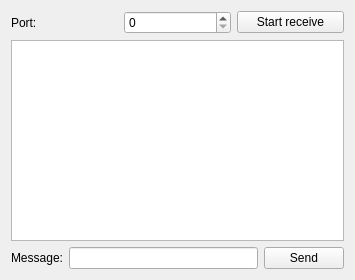
First picture: the form in UDPServer/widget.ui, repository Jam2356/App, before the edit.
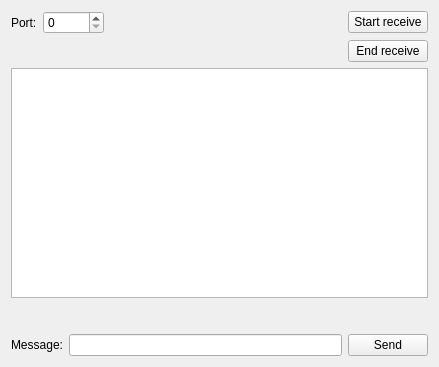
Second picture: the form after the edit.

```diff
--- a/UDPServer/widget.ui
+++ b/UDPServer/widget.ui
@@ -6,8 +6,8 @@
    <rect>
     <x>0</x>
     <y>0</y>
-    <width>355</width>
-    <height>280</height>
+    <width>439</width>
+    <height>367</height>
    </rect>
   </property>
   <property name="windowTitle">
@@ -15,31 +15,39 @@
   </property>
   <layout class="QGridLayout" name="gridLayout_2">
    <item row="0" column="0">
-    <layout class="QHBoxLayout" name="horizontalLayout">
-     <item>
       <widget class="QLabel" name="label">
        <property name="text">
         <string>Port:</string>
        </property>
       </widget>
      </item>
-     <item>
-      <widget class="QSpinBox" name="spinPort">
-       <property name="maximum">
-        <number>65000</number>
-       </property>
-      </widget>
-     </item>
-     <item>
-      <widget class="QPushButton" name="receive">
+   <item row="1" column="3">
+    <widget class="QPushButton" name="endReceive">
        <property name="text">
-        <string>Start receive</string>
+      <string>End receive</string>
        </property>
       </widget>
      </item>
-    </layout>
+   <item row="2" column="0" colspan="4">
+    <widget class="QListWidget" name="chat"/>
    </item>
-   <item row="2" column="0">
+   <item row="3" column="3">
+    <spacer name="verticalSpacer">
+     <property name="orientation">
+      <enum>Qt::Vertical</enum>
+     </property>
+     <property name="sizeType">
+      <enum>QSizePolicy::Fixed</enum>
+     </property>
+     <property name="sizeHint" stdset="0">
+      <size>
+       <width>10</width>
+       <height>30</height>
+      </size>
+     </property>
+    </spacer>
+   </item>
+   <item row="4" column="0" colspan="4">
     <layout class="QGridLayout" name="gridLayout">
      <item row="0" column="0">
       <widget class="QLabel" name="label_2">
@@ -60,8 +68,32 @@
      </item>
     </layout>
    </item>
-   <item row="1" column="0">
-    <widget class="QListWidget" name="chat"/>
+   <item row="0" column="3">
+    <widget class="QPushButton" name="receive">
+     <property name="text">
+      <string>Start receive</string>
+     </property>
+    </widget>
+   </item>
+   <item row="0" column="1">
+    <widget class="QSpinBox" name="spinPort">
+     <property name="maximum">
+      <number>65000</number>
+     </property>
+    </widget>
+   </item>
+   <item row="1" column="2">
+    <spacer name="horizontalSpacer">
+     <property name="orientation">
+      <enum>Qt::Horizontal</enum>
+     </property>
+     <property name="sizeHint" stdset="0">
+      <size>
+       <width>251</width>
+       <height>20</height>
+      </size>
+     </property>
+    </spacer>
    </item>
   </layout>
  </widget>
```
Lines whose indentation alone changed are shown as unchanged.
